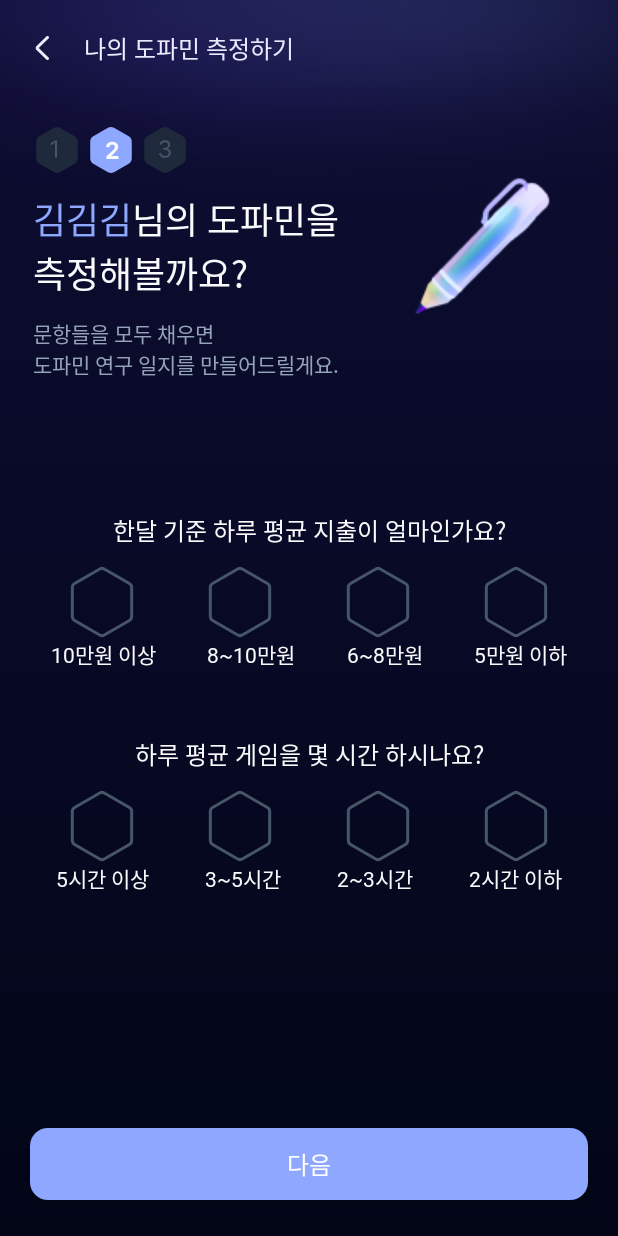
After one commit to Kusitms-29th-Kukathon-G/Android, an Android app: the fragment InputStep2Fragment shown on its own in the app's theme, on a phone screen of 412 x 824 dp. The commit adds this screen. Run offline under Robolectric (Android 15) with nearby library versions, the phone set to English and light mode, and no system bars.

Commit message:
[add] 인풋 스텝2 화면

```diff
--- /dev/null
+++ b/app/src/main/java/com/example/kukathon/input/InputStep2Fragment.kt
@@ -0,0 +1,60 @@
+package com.example.kukathon.input
+
+import android.os.Bundle
+import androidx.fragment.app.Fragment
+import android.view.LayoutInflater
+import android.view.View
+import android.view.ViewGroup
+import com.example.kukathon.R
+
+// TODO: Rename parameter arguments, choose names that match
+// the fragment initialization parameters, e.g. ARG_ITEM_NUMBER
+private const val ARG_PARAM1 = "param1"
+private const val ARG_PARAM2 = "param2"
+
+/**
+ * A simple [Fragment] subclass.
+ * Use the [InputStep2Fragment.newInstance] factory method to
+ * create an instance of this fragment.
+ */
+class InputStep2Fragment : Fragment() {
+    // TODO: Rename and change types of parameters
+    private var param1: String? = null
+    private var param2: String? = null
+
+    override fun onCreate(savedInstanceState: Bundle?) {
+        super.onCreate(savedInstanceState)
+        arguments?.let {
+            param1 = it.getString(ARG_PARAM1)
+            param2 = it.getString(ARG_PARAM2)
+        }
+    }
+
+    override fun onCreateView(
+        inflater: LayoutInflater, container: ViewGroup?,
+        savedInstanceState: Bundle?
+    ): View? {
+        // Inflate the layout for this fragment
+        return inflater.inflate(R.layout.fragment_input_step2, container, false)
+    }
+
+    companion object {
+        /**
+         * Use this factory method to create a new instance of
+         * this fragment using the provided parameters.
+         *
+         * @param param1 Parameter 1.
+         * @param param2 Parameter 2.
+         * @return A new instance of fragment InputStep2Fragment.
+         */
+        // TODO: Rename and change types and number of parameters
+        @JvmStatic
+        fun newInstance(param1: String, param2: String) =
+            InputStep2Fragment().apply {
+                arguments = Bundle().apply {
+                    putString(ARG_PARAM1, param1)
+                    putString(ARG_PARAM2, param2)
+                }
+            }
+    }
+}
--- /dev/null
+++ b/app/src/main/res/drawable/ic_input_step1_unable.xml
@@ -0,0 +1,12 @@
+<vector xmlns:android="http://schemas.android.com/apk/res/android"
+    android:width="32dp"
+    android:height="32dp"
+    android:viewportWidth="32"
+    android:viewportHeight="32">
+  <path
+      android:pathData="M14,1.155C15.238,0.44 16.762,0.44 18,1.155L27.856,6.845C29.094,7.56 29.856,8.88 29.856,10.309V21.691C29.856,23.12 29.094,24.44 27.856,25.155L18,30.845C16.762,31.56 15.238,31.56 14,30.845L4.144,25.155C2.906,24.44 2.144,23.12 2.144,21.691V10.309C2.144,8.88 2.906,7.56 4.144,6.845L14,1.155Z"
+      android:fillColor="#1E293B"/>
+  <path
+      android:pathData="M16.063,9.688V21H14.641V11.156H14.578L11.828,12.984V11.563L14.641,9.688H16.063Z"
+      android:fillColor="#475569"/>
+</vector>
--- /dev/null
+++ b/app/src/main/res/drawable/ic_input_step2_able.xml
@@ -0,0 +1,12 @@
+<vector xmlns:android="http://schemas.android.com/apk/res/android"
+    android:width="32dp"
+    android:height="32dp"
+    android:viewportWidth="32"
+    android:viewportHeight="32">
+  <path
+      android:pathData="M14,1.155C15.238,0.44 16.762,0.44 18,1.155L27.856,6.845C29.094,7.56 29.856,8.88 29.856,10.309V21.691C29.856,23.12 29.094,24.44 27.856,25.155L18,30.845C16.762,31.56 15.238,31.56 14,30.845L4.144,25.155C2.906,24.44 2.144,23.12 2.144,21.691V10.309C2.144,8.88 2.906,7.56 4.144,6.845L14,1.155Z"
+      android:fillColor="#8EA7FF"/>
+  <path
+      android:pathData="M12.891,22L12.875,20.297L16.938,16.563C17.992,15.555 18.563,14.93 18.563,14.031C18.563,13.023 17.805,12.398 16.766,12.406C15.703,12.398 15.008,13.07 15.016,14.156H12.781C12.773,11.945 14.414,10.531 16.797,10.531C19.219,10.531 20.828,11.914 20.828,13.875C20.828,15.164 20.203,16.219 17.875,18.328L16.156,20V20.063H20.984V22H12.891Z"
+      android:fillColor="#F8FAFC"/>
+</vector>
--- /dev/null
+++ b/app/src/main/res/drawable/ic_input_step3_able.xml
@@ -0,0 +1,12 @@
+<vector xmlns:android="http://schemas.android.com/apk/res/android"
+    android:width="32dp"
+    android:height="32dp"
+    android:viewportWidth="32"
+    android:viewportHeight="32">
+  <path
+      android:pathData="M14,1.155C15.238,0.44 16.762,0.44 18,1.155L27.856,6.845C29.094,7.56 29.856,8.88 29.856,10.309V21.691C29.856,23.12 29.094,24.44 27.856,25.155L18,30.845C16.762,31.56 15.238,31.56 14,30.845L4.144,25.155C2.906,24.44 2.144,23.12 2.144,21.691V10.309C2.144,8.88 2.906,7.56 4.144,6.845L14,1.155Z"
+      android:fillColor="#8EA7FF"/>
+  <path
+      android:pathData="M17.078,22.156C14.594,22.156 12.813,20.789 12.766,18.813H15.141C15.18,19.656 16,20.211 17.094,20.219C18.219,20.211 19.023,19.586 19.016,18.672C19.023,17.75 18.203,17.102 16.875,17.094H15.828V15.359H16.875C17.992,15.359 18.773,14.75 18.766,13.859C18.773,12.992 18.109,12.398 17.109,12.406C16.109,12.398 15.289,12.961 15.25,13.828H13C13.039,11.883 14.789,10.531 17.109,10.531C19.469,10.531 21.039,11.93 21.031,13.719C21.039,14.984 20.156,15.883 18.891,16.109V16.203C20.555,16.406 21.469,17.414 21.453,18.828C21.469,20.766 19.633,22.156 17.078,22.156Z"
+      android:fillColor="#F8FAFC"/>
+</vector>
--- /dev/null
+++ b/app/src/main/res/layout/fragment_input_step2.xml
@@ -0,0 +1,351 @@
+<?xml version="1.0" encoding="utf-8"?>
+<androidx.constraintlayout.widget.ConstraintLayout xmlns:android="http://schemas.android.com/apk/res/android"
+    xmlns:app="http://schemas.android.com/apk/res-auto"
+    xmlns:tools="http://schemas.android.com/tools"
+    android:layout_width="match_parent"
+    android:layout_height="match_parent"
+    android:background="@drawable/gradient_on_boarding"
+    tools:context=".input.InputStep2Fragment">
+
+    <com.google.android.material.appbar.MaterialToolbar
+        android:id="@+id/input_step2_toolbar"
+        android:layout_width="0dp"
+        android:layout_height="?attr/actionBarSize"
+        app:layout_constraintEnd_toEndOf="parent"
+        app:layout_constraintStart_toStartOf="parent"
+        app:layout_constraintTop_toTopOf="parent"
+        app:navigationIcon="@drawable/mobile_ic_back">
+
+        <TextView
+            android:id="@+id/input_stpe2_title"
+            android:layout_width="wrap_content"
+            android:layout_height="wrap_content"
+            android:layout_marginEnd="20dp"
+            android:fontFamily="@font/pretendard_bold"
+            android:text="@string/나의_도파민_측정하기"
+            android:textColor="@color/white"
+            android:textSize="16sp"
+            app:layout_constraintBottom_toBottomOf="@id/terms_toolbar"
+            app:layout_constraintEnd_toEndOf="parent"
+            app:layout_constraintTop_toTopOf="parent" />
+    </com.google.android.material.appbar.MaterialToolbar>
+
+
+    <ImageView
+        android:id="@+id/ellipse1"
+        android:layout_width="match_parent"
+        android:layout_height="150dp"
+        android:background="@drawable/img_ellipse_2745"
+        app:layout_constraintEnd_toEndOf="parent"
+        app:layout_constraintStart_toStartOf="parent"
+        app:layout_constraintTop_toTopOf="parent" />
+
+    <ImageView
+        android:layout_width="wrap_content"
+        android:layout_height="wrap_content"
+        android:layout_marginTop="34dp"
+        android:background="@drawable/png_pencil"
+        app:layout_constraintEnd_toEndOf="parent"
+        app:layout_constraintStart_toEndOf="@id/tv_input_step2_title2"
+        app:layout_constraintTop_toBottomOf="@id/input_step2_toolbar" />
+
+    <ImageView
+        android:id="@+id/btn_step1"
+        android:layout_width="wrap_content"
+        android:layout_height="wrap_content"
+        android:layout_marginStart="22dp"
+        android:layout_marginTop="20dp"
+        android:background="@drawable/ic_input_step1_unable"
+        app:layout_constraintStart_toStartOf="parent"
+        app:layout_constraintTop_toBottomOf="@id/input_step2_toolbar" />
+
+    <ImageView
+        android:id="@+id/btn_step2"
+        android:layout_width="wrap_content"
+        android:layout_height="wrap_content"
+        android:layout_marginStart="4dp"
+        android:layout_marginTop="20dp"
+        android:background="@drawable/ic_input_step2_able"
+        app:layout_constraintStart_toEndOf="@id/btn_step1"
+        app:layout_constraintTop_toBottomOf="@id/input_step2_toolbar" />
+
+    <ImageView
+        android:id="@+id/btn_step3"
+        android:layout_width="wrap_content"
+        android:layout_height="wrap_content"
+        android:layout_marginStart="4dp"
+        android:layout_marginTop="20dp"
+        android:background="@drawable/ic_input_step3_unable"
+        app:layout_constraintStart_toEndOf="@id/btn_step2"
+        app:layout_constraintTop_toBottomOf="@id/input_step2_toolbar" />
+
+    <TextView
+        android:id="@+id/tv_input_step2_title1"
+        android:layout_width="wrap_content"
+        android:layout_height="wrap_content"
+        android:layout_marginStart="22dp"
+        android:layout_marginTop="12dp"
+        android:fontFamily="@font/pretendard_bold"
+        android:text="@string/김김김"
+        android:textColor="@color/style"
+        android:textSize="24sp"
+        app:layout_constraintStart_toStartOf="parent"
+        app:layout_constraintTop_toBottomOf="@id/btn_step1" />
+
+    <TextView
+        android:id="@+id/tv_input_step2_title2"
+        android:layout_width="wrap_content"
+        android:layout_height="wrap_content"
+        android:layout_marginTop="12dp"
+        android:fontFamily="@font/pretendard_bold"
+        android:text="@string/님의_도파민을"
+        android:textColor="@color/B_50"
+        android:textSize="24sp"
+        app:layout_constraintStart_toEndOf="@id/tv_input_step2_title1"
+        app:layout_constraintTop_toBottomOf="@id/btn_step1" />
+
+    <TextView
+        android:id="@+id/tv_input_step2_title3"
+        android:layout_width="wrap_content"
+        android:layout_height="wrap_content"
+        android:layout_marginStart="22dp"
+        android:fontFamily="@font/pretendard_bold"
+        android:text="@string/측정해볼까요"
+        android:textColor="@color/B_50"
+        android:textSize="24sp"
+        app:layout_constraintStart_toStartOf="parent"
+        app:layout_constraintTop_toBottomOf="@id/tv_input_step2_title1" />
+
+    <TextView
+        android:id="@+id/tv_input_step2_title4"
+        android:layout_width="wrap_content"
+        android:layout_height="wrap_content"
+        android:layout_marginStart="22dp"
+        android:layout_marginTop="12dp"
+        android:fontFamily="@font/pretendard_regular"
+        android:text="@string/문항들을_모두_채우면_도파민_연구_일지를_만들어드릴게요"
+        android:textColor="@color/B_400"
+        android:textSize="14sp"
+        app:layout_constraintStart_toStartOf="parent"
+        app:layout_constraintTop_toBottomOf="@id/tv_input_step2_title3" />
+
+    <TextView
+        android:id="@+id/tv_input_step2_q1"
+        android:layout_width="wrap_content"
+        android:layout_height="wrap_content"
+        android:layout_marginTop="88dp"
+        android:fontFamily="@font/pretendard_bold"
+        android:text="@string/한달_기준_하루_평균_지출이_얼마인가요"
+        android:textColor="@color/B_50"
+        android:textSize="16sp"
+        app:layout_constraintEnd_toEndOf="parent"
+        app:layout_constraintStart_toStartOf="parent"
+        app:layout_constraintTop_toBottomOf="@id/tv_input_step2_title4" />
+
+
+    <ImageButton
+        android:id="@+id/btn_q1_a1"
+        android:layout_width="wrap_content"
+        android:layout_height="wrap_content"
+        android:layout_marginTop="12dp"
+        android:background="@drawable/bg_btn_dopamine_selector"
+        app:layout_constraintEnd_toStartOf="@id/btn_q1_a2"
+        app:layout_constraintStart_toStartOf="parent"
+        app:layout_constraintTop_toBottomOf="@id/tv_input_step2_q1" />
+
+    <TextView
+        android:id="@+id/tv_q1_a1"
+        android:layout_width="wrap_content"
+        android:layout_height="wrap_content"
+        android:fontFamily="@font/pretendard_medium"
+        android:text="@string/십만원이상"
+        android:textColor="@color/B_50"
+        android:textSize="14sp"
+        app:layout_constraintEnd_toStartOf="@id/tv_q1_a2"
+        app:layout_constraintStart_toStartOf="parent"
+        app:layout_constraintTop_toBottomOf="@id/btn_q1_a1" />
+
+    <ImageButton
+        android:id="@+id/btn_q1_a2"
+        android:layout_width="wrap_content"
+        android:layout_height="wrap_content"
+        android:layout_marginTop="12dp"
+        android:background="@drawable/bg_btn_dopamine_selector"
+        app:layout_constraintEnd_toStartOf="@id/btn_q1_a3"
+        app:layout_constraintStart_toEndOf="@id/btn_q1_a1"
+        app:layout_constraintTop_toBottomOf="@id/tv_input_step2_q1" />
+
+    <TextView
+        android:id="@+id/tv_q1_a2"
+        android:layout_width="wrap_content"
+        android:layout_height="wrap_content"
+        android:fontFamily="@font/pretendard_medium"
+        android:text="@string/팔에서십만원"
+        android:textColor="@color/B_50"
+        android:textSize="14sp"
+        app:layout_constraintEnd_toStartOf="@id/tv_q1_a3"
+        app:layout_constraintStart_toEndOf="@id/tv_q1_a1"
+        app:layout_constraintTop_toBottomOf="@id/btn_q1_a2" />
+
+    <ImageButton
+        android:id="@+id/btn_q1_a3"
+        android:layout_width="wrap_content"
+        android:layout_height="wrap_content"
+        android:layout_marginTop="12dp"
+        android:background="@drawable/bg_btn_dopamine_selector"
+        app:layout_constraintEnd_toStartOf="@id/btn_q1_a4"
+        app:layout_constraintStart_toEndOf="@id/btn_q1_a2"
+        app:layout_constraintTop_toBottomOf="@id/tv_input_step2_q1" />
+
+    <TextView
+        android:id="@+id/tv_q1_a3"
+        android:layout_width="wrap_content"
+        android:layout_height="wrap_content"
+        android:fontFamily="@font/pretendard_medium"
+        android:text="@string/육에서팔만원"
+        android:textColor="@color/B_50"
+        android:textSize="14sp"
+        app:layout_constraintEnd_toStartOf="@id/tv_q1_a4"
+        app:layout_constraintStart_toEndOf="@id/tv_q1_a2"
+        app:layout_constraintTop_toBottomOf="@id/btn_q1_a3" />
+
+    <ImageButton
+        android:id="@+id/btn_q1_a4"
+        android:layout_width="wrap_content"
+        android:layout_height="wrap_content"
+        android:layout_marginTop="12dp"
+        android:background="@drawable/bg_btn_dopamine_selector"
+        app:layout_constraintEnd_toEndOf="parent"
+        app:layout_constraintStart_toEndOf="@id/btn_q1_a3"
+        app:layout_constraintTop_toBottomOf="@id/tv_input_step2_q1" />
+
+    <TextView
+        android:id="@+id/tv_q1_a4"
+        android:layout_width="wrap_content"
+        android:layout_height="wrap_content"
+        android:fontFamily="@font/pretendard_medium"
+        android:text="@string/오만원이하"
+        android:textColor="@color/B_50"
+        android:textSize="14sp"
+        app:layout_constraintEnd_toEndOf="parent"
+        app:layout_constraintStart_toEndOf="@id/tv_q1_a3"
+        app:layout_constraintTop_toBottomOf="@id/btn_q1_a4" />
+
+    <TextView
+        android:id="@+id/tv_input_step2_q2"
+        android:layout_width="wrap_content"
+        android:layout_height="wrap_content"
+        android:layout_marginTop="44dp"
+        android:fontFamily="@font/pretendard_bold"
+        android:text="@string/하루_평균_게임을_몇_시간_하시나요"
+        android:textColor="@color/B_50"
+        android:textSize="16sp"
+        app:layout_constraintEnd_toEndOf="parent"
+        app:layout_constraintStart_toStartOf="parent"
+        app:layout_constraintTop_toBottomOf="@id/tv_q1_a2" />
+
+    <ImageButton
+        android:id="@+id/btn_q2_a1"
+        android:layout_width="wrap_content"
+        android:layout_height="wrap_content"
+        android:layout_marginTop="12dp"
+        android:background="@drawable/bg_btn_dopamine_selector"
+        app:layout_constraintEnd_toStartOf="@id/btn_q2_a2"
+        app:layout_constraintStart_toStartOf="parent"
+        app:layout_constraintTop_toBottomOf="@id/tv_input_step2_q2" />
+
+    <TextView
+        android:id="@+id/tv_q2_a1"
+        android:layout_width="wrap_content"
+        android:layout_height="wrap_content"
+        android:fontFamily="@font/pretendard_medium"
+        android:text="@string/다섯시간이상"
+        android:textColor="@color/B_50"
+        android:textSize="14sp"
+        app:layout_constraintEnd_toStartOf="@id/tv_q2_a2"
+        app:layout_constraintStart_toStartOf="parent"
+        app:layout_constraintTop_toBottomOf="@id/btn_q2_a1" />
+
+    <ImageButton
+        android:id="@+id/btn_q2_a2"
+        android:layout_width="wrap_content"
+        android:layout_height="wrap_content"
+        android:layout_marginTop="12dp"
+        android:background="@drawable/bg_btn_dopamine_selector"
+        app:layout_constraintEnd_toStartOf="@id/btn_q2_a3"
+        app:layout_constraintStart_toEndOf="@id/btn_q2_a1"
+        app:layout_constraintTop_toBottomOf="@id/tv_input_step2_q2" />
+
+    <TextView
+        android:id="@+id/tv_q2_a2"
+        android:layout_width="wrap_content"
+        android:layout_height="wrap_content"
+        android:fontFamily="@font/pretendard_medium"
+        android:text="@string/세다섯시간"
+        android:textColor="@color/B_50"
+        android:textSize="14sp"
+        app:layout_constraintEnd_toStartOf="@id/tv_q2_a3"
+        app:layout_constraintStart_toEndOf="@id/tv_q2_a1"
+        app:layout_constraintTop_toBottomOf="@id/btn_q2_a2" />
+
+    <ImageButton
+        android:id="@+id/btn_q2_a3"
+        android:layout_width="wrap_content"
+        android:layout_height="wrap_content"
+        android:layout_marginTop="12dp"
+        android:background="@drawable/bg_btn_dopamine_selector"
+        app:layout_constraintEnd_toStartOf="@id/btn_q2_a4"
+        app:layout_constraintStart_toEndOf="@id/btn_q2_a2"
+        app:layout_constraintTop_toBottomOf="@id/tv_input_step2_q2" />
+
+    <TextView
+        android:id="@+id/tv_q2_a3"
+        android:layout_width="wrap_content"
+        android:layout_height="wrap_content"
+        android:fontFamily="@font/pretendard_medium"
+        android:text="@string/두세시간"
+        android:textColor="@color/B_50"
+        android:textSize="14sp"
+        app:layout_constraintEnd_toStartOf="@id/tv_q2_a4"
+        app:layout_constraintStart_toEndOf="@id/tv_q2_a2"
+        app:layout_constraintTop_toBottomOf="@id/btn_q2_a3" />
+
+    <ImageButton
+        android:id="@+id/btn_q2_a4"
+        android:layout_width="wrap_content"
+        android:layout_height="wrap_content"
+        android:layout_marginTop="12dp"
+        android:background="@drawable/bg_btn_dopamine_selector"
+        app:layout_constraintEnd_toEndOf="parent"
+        app:layout_constraintStart_toEndOf="@id/btn_q2_a3"
+        app:layout_constraintTop_toBottomOf="@id/tv_input_step2_q2" />
+
+    <TextView
+        android:id="@+id/tv_q2_a4"
+        android:layout_width="wrap_content"
+        android:layout_height="wrap_content"
+        android:fontFamily="@font/pretendard_medium"
+        android:text="@string/두시간이하"
+        android:textColor="@color/B_50"
+        android:textSize="14sp"
+        app:layout_constraintEnd_toEndOf="parent"
+        app:layout_constraintStart_toEndOf="@id/tv_q2_a3"
+        app:layout_constraintTop_toBottomOf="@id/btn_q2_a4" />
+
+
+    <androidx.appcompat.widget.AppCompatButton
+        android:id="@+id/btn_sign_up_next"
+        android:layout_width="0dp"
+        android:layout_height="wrap_content"
+        android:layout_marginHorizontal="20dp"
+        android:layout_marginBottom="24dp"
+        android:background="@drawable/bg_btn_next_selector"
+        android:fontFamily="@font/pretendard_medium"
+        android:gravity="center"
+        android:text="@string/다음"
+        android:textColor="@color/white"
+        android:textSize="16sp"
+        app:layout_constraintBottom_toBottomOf="parent"
+        app:layout_constraintEnd_toEndOf="parent"
+        app:layout_constraintStart_toStartOf="parent" />
+</androidx.constraintlayout.widget.ConstraintLayout>
--- a/app/src/main/res/values/strings.xml
+++ b/app/src/main/res/values/strings.xml
@@ -45,6 +45,15 @@
     <string name="다섯일곱시간">5~7시간</string>
     <string name="세다섯시간">3~5시간</string>
     <string name="세시간이하">3시간 이하</string>
+    <string name="한달_기준_하루_평균_지출이_얼마인가요">한달 기준 하루 평균 지출이 얼마인가요?</string>
+    <string name="하루_평균_게임을_몇_시간_하시나요">하루 평균 게임을 몇 시간 하시나요?</string>
+    <string name="십만원이상">10만원 이상</string>
+    <string name="팔에서십만원">8~10만원</string>
+    <string name="육에서팔만원">6~8만원</string>
+    <string name="오만원이하">5만원 이하</string>
+    <string name="다섯시간이상">5시간 이상</string>
+    <string name="두세시간">2~3시간</string>
+    <string name="두시간이하">2시간 이하</string>
     <!-- TODO: Remove or change this placeholder text -->
     <string name="hello_blank_fragment">Hello blank fragment</string>
 </resources>
```
